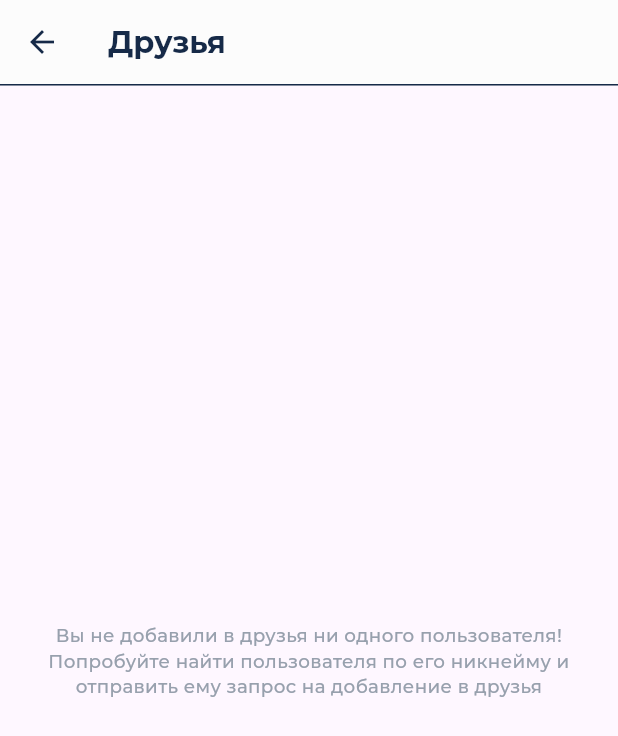
After one commit to elyra1/Taski, a Flutter app: the FriendsPage screen opened by its route, on a phone screen of 412 x 824 dp. The commit adds this screen. Shown: the top 736 px of the screen. Run offline on Flutter 3.47's test engine with Material 3 defaults, Android fonts, the phone set to English and light mode, and no system bars; our stand-ins replace auto_route, awesome_extensions, bloc, cloud_firestore, firebase_auth, firebase_core and 6 more; accounts and stored records are empty; project files that could hold a hidden picture were left out.

Commit message:
добавила страницу друзей и виджет пользователя

```diff
--- a/lib/domain/repositories/auth_repository.dart
+++ b/lib/domain/repositories/auth_repository.dart
@@ -7,8 +7,9 @@ abstract class AuthRepository {
     required String email,
     required String password,
   });
-  Future<UserModel> getCurrentUser();
+  Future<UserModel> getUser({String? userId});
   Future<void> resetPassword({required String email});
   bool get isUserAuthorizedWithEmail;
   Future<void> signOut();
+  Future<List<UserModel>> getUserFriends();
 }
--- a/lib/presentation/navigation/auto_router.dart
+++ b/lib/presentation/navigation/auto_router.dart
@@ -34,5 +34,8 @@ class AppRouter extends $AppRouter {
         AutoRoute(
           page: CreateTaskPage.page,
         ),
+        AutoRoute(
+          page: FriendsPage.page,
+        ),
       ];
 }
--- a/lib/presentation/pages/create_task/cubit/create_task_page_cubit.dart
+++ b/lib/presentation/pages/create_task/cubit/create_task_page_cubit.dart
@@ -18,7 +18,7 @@ class CreateTaskCubit extends Cubit<CreateTask> {
 
   Future<String?> addTask(Task task) async {
     try {
-      final user = await _authRepository.getCurrentUser();
+      final user = await _authRepository.getUser();
       await _taskRepository.addTask(task: task.copyWith(authorId: user.id));
       return null;
     } on FirebaseException catch (e, _) {
--- /dev/null
+++ b/lib/presentation/pages/friends_page/cubit/friends_page_cubit.dart
@@ -0,0 +1,21 @@
+import 'package:bloc/bloc.dart';
+import 'package:freezed_annotation/freezed_annotation.dart';
+import 'package:injectable/injectable.dart';
+import 'package:taski/domain/entities/user_model.dart';
+import 'package:taski/domain/repositories/auth_repository.dart';
+
+part 'friends_page_state.dart';
+part 'friends_page_cubit.freezed.dart';
+
+@injectable
+class FriendsPageCubit extends Cubit<FriendsPageState> {
+  final AuthRepository _authRepository;
+  FriendsPageCubit(this._authRepository)
+      : super(const FriendsPageState.loading());
+
+  Future<void> loadFriends() async {
+    final friends = await _authRepository.getUserFriends();
+    await Future.delayed(const Duration(milliseconds: 500));
+    emit(FriendsPageState.loaded(friendsList: friends));
+  }
+}
--- /dev/null
+++ b/lib/presentation/pages/friends_page/cubit/friends_page_state.dart
@@ -0,0 +1,8 @@
+part of 'friends_page_cubit.dart';
+
+@freezed
+class FriendsPageState with _$FriendsPageState {
+  const factory FriendsPageState.loaded(
+      {required List<UserModel> friendsList}) = _Loaded;
+  const factory FriendsPageState.loading() = _Loading;
+}
--- /dev/null
+++ b/lib/presentation/pages/friends_page/friends_page.dart
@@ -0,0 +1,72 @@
+import 'package:auto_route/auto_route.dart';
+import 'package:awesome_extensions/awesome_extensions.dart';
+import 'package:flutter/material.dart';
+import 'package:flutter_bloc/flutter_bloc.dart';
+import 'package:flutter_screenutil/flutter_screenutil.dart';
+import 'package:taski/di/locator.dart';
+import 'package:taski/presentation/pages/friends_page/cubit/friends_page_cubit.dart';
+import 'package:taski/presentation/utils/app_colors.dart';
+import 'package:taski/presentation/utils/app_text_styles.dart';
+import 'package:taski/presentation/widgets/items/user_card.dart';
+
+@RoutePage()
+class FriendsPage extends StatelessWidget implements AutoRouteWrapper {
+  const FriendsPage({Key? key}) : super(key: key);
+
+  @override
+  Widget build(BuildContext context) {
+    return Scaffold(
+      appBar: AppBar(
+        elevation: 0,
+        bottom: PreferredSize(
+          preferredSize: Size.fromHeight(1.h),
+          child: Container(
+            height: 1.h,
+            width: double.maxFinite,
+            color: AppColors.headblue,
+          ),
+        ),
+        backgroundColor: AppColors.basewhite,
+        leading: const BackButton(
+          color: AppColors.headblue,
+        ),
+        title: Text('Друзья', style: AppTextStyles.bold20),
+      ),
+      body: BlocBuilder<FriendsPageCubit, FriendsPageState>(
+        builder: (context, state) {
+          return state.map(
+            loaded: (loaded) {
+              if (loaded.friendsList.isEmpty) {
+                return Text(
+                  'Вы не добавили в друзья ни одного пользователя! Попробуйте найти пользователя по его никнейму и отправить ему запрос на добавление в друзья',
+                  style: AppTextStyles.regular12
+                      .copyWith(fontWeight: FontWeight.w500),
+                  textAlign: TextAlign.center,
+                ).toCenter();
+              } else {
+                return ListView.builder(
+                  itemCount: loaded.friendsList.length,
+                  itemBuilder: (context, index) {
+                    return UserCard(user: loaded.friendsList[index])
+                        .paddingSymmetric(vertical: 7.h);
+                  },
+                ).paddingOnly(left: 15.w, right: 15.w, top: 15.h);
+              }
+            },
+            loading: (loaded) => const CircularProgressIndicator(
+              color: AppColors.headblue,
+            ).toCenter(),
+          );
+        },
+      ),
+    );
+  }
+
+  @override
+  Widget wrappedRoute(BuildContext context) {
+    return BlocProvider<FriendsPageCubit>(
+      create: (context) => getIt<FriendsPageCubit>()..loadFriends(),
+      child: this,
+    );
+  }
+}
--- a/lib/presentation/pages/tasks_single_day/cubit/tasks_single_day_page_cubit.dart
+++ b/lib/presentation/pages/tasks_single_day/cubit/tasks_single_day_page_cubit.dart
@@ -19,7 +19,7 @@ class TasksSingleDayPageCubit extends Cubit<TasksSingleDayPageState> {
   Stream<List<Task>> getTasks({String? userId, DateTime? dayOfTasks}) async* {
     String uid;
     if (userId == null) {
-      final user = await _authRepository.getCurrentUser();
+      final user = await _authRepository.getUser();
       uid = user.id;
     } else {
       uid = userId;
```
Also changed, not shown: lib/data/datasources/auth_data_source.dart (+14 -3 lines), lib/presentation/widgets/buttons/custom_button.dart (+8 -5 lines), lib/presentation/widgets/items/user_card.dart (added, +41 -0 lines), lib/di/locator.config.dart, lib/presentation/navigation/auto_router.gr.dart, lib/presentation/pages/friends_page/cubit/friends_page_cubit.freezed.dart (added), pubspec.lock.
